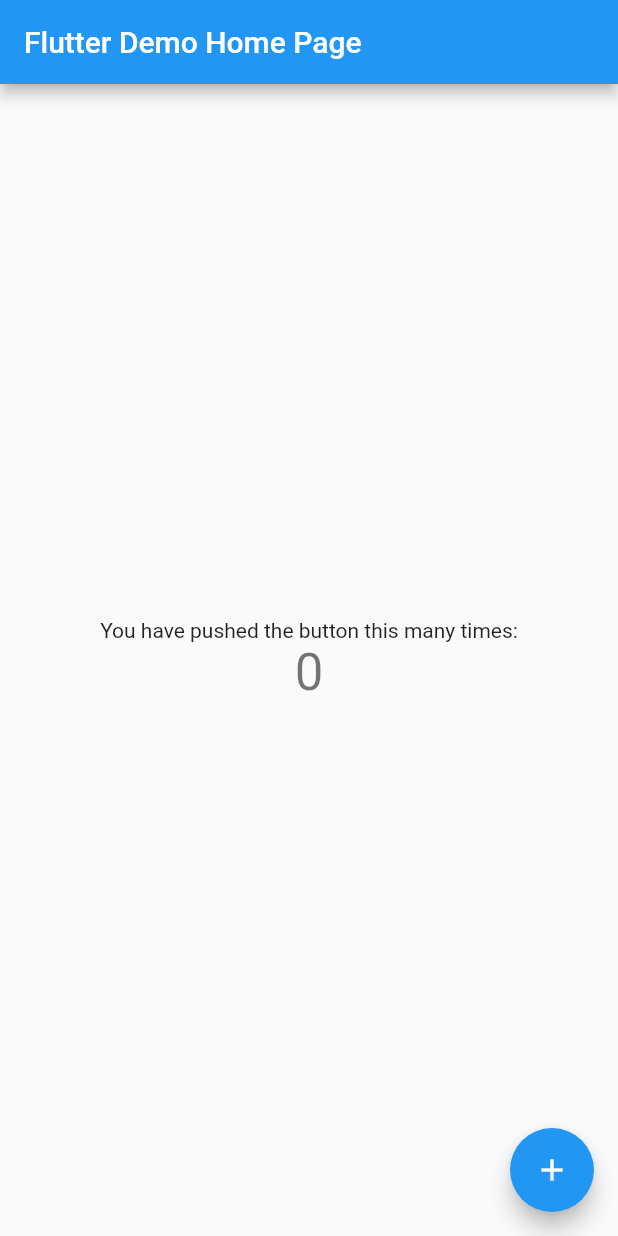
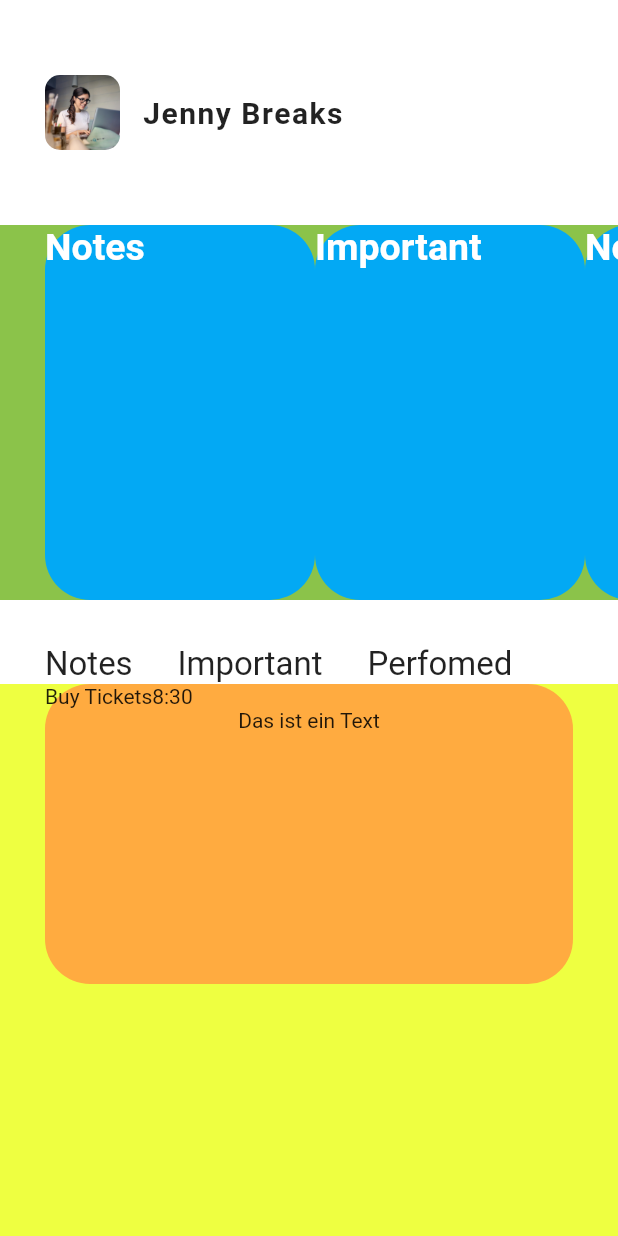
Before and after one commit to yoqedo/flutter_notes_app, a Flutter app: the screen it shows after launch, on a phone screen of 412 x 824 dp. Run offline on Flutter 3.47's test engine with Material 2 defaults, Android fonts, the phone set to English and light mode, and no system bars.

Commit message:
Create Files

```diff
--- a/notesapp/lib/main.dart
+++ b/notesapp/lib/main.dart
@@ -1,4 +1,5 @@
 import 'package:flutter/material.dart';
+import 'package:notesapp/screens/profile_section.dart';
 
 void main() => runApp(MyApp());
 
@@ -7,105 +8,9 @@ class MyApp extends StatelessWidget {
   @override
   Widget build(BuildContext context) {
     return MaterialApp(
-      title: 'Flutter Demo',
-      theme: ThemeData(
-        // This is the theme of your application.
-        //
-        // Try running your application with "flutter run". You'll see the
-        // application has a blue toolbar. Then, without quitting the app, try
-        // changing the primarySwatch below to Colors.green and then invoke
-        // "hot reload" (press "r" in the console where you ran "flutter run",
-        // or simply save your changes to "hot reload" in a Flutter IDE).
-        // Notice that the counter didn't reset back to zero; the application
-        // is not restarted.
-        primarySwatch: Colors.blue,
-      ),
-      home: MyHomePage(title: 'Flutter Demo Home Page'),
+      title: 'Flutter Notes UI',
+      debugShowCheckedModeBanner: false,
+      home: ProfileSection(),
     );
   }
 }
-
-class MyHomePage extends StatefulWidget {
-  MyHomePage({Key key, this.title}) : super(key: key);
-
-  // This widget is the home page of your application. It is stateful, meaning
-  // that it has a State object (defined below) that contains fields that affect
-  // how it looks.
-
-  // This class is the configuration for the state. It holds the values (in this
-  // case the title) provided by the parent (in this case the App widget) and
-  // used by the build method of the State. Fields in a Widget subclass are
-  // always marked "final".
-
-  final String title;
-
-  @override
-  _MyHomePageState createState() => _MyHomePageState();
-}
-
-class _MyHomePageState extends State<MyHomePage> {
-  int _counter = 0;
-
-  void _incrementCounter() {
-    setState(() {
-      // This call to setState tells the Flutter framework that something has
-      // changed in this State, which causes it to rerun the build method below
-      // so that the display can reflect the updated values. If we changed
-      // _counter without calling setState(), then the build method would not be
-      // called again, and so nothing would appear to happen.
-      _counter++;
-    });
-  }
-
-  @override
-  Widget build(BuildContext context) {
-    // This method is rerun every time setState is called, for instance as done
-    // by the _incrementCounter method above.
-    //
-    // The Flutter framework has been optimized to make rerunning build methods
-    // fast, so that you can just rebuild anything that needs updating rather
-    // than having to individually change instances of widgets.
-    return Scaffold(
-      appBar: AppBar(
-        // Here we take the value from the MyHomePage object that was created by
-        // the App.build method, and use it to set our appbar title.
-        title: Text(widget.title),
-      ),
-      body: Center(
-        // Center is a layout widget. It takes a single child and positions it
-        // in the middle of the parent.
-        child: Column(
-          // Column is also a layout widget. It takes a list of children and
-          // arranges them vertically. By default, it sizes itself to fit its
-          // children horizontally, and tries to be as tall as its parent.
-          //
-          // Invoke "debug painting" (press "p" in the console, choose the
-          // "Toggle Debug Paint" action from the Flutter Inspector in Android
-          // Studio, or the "Toggle Debug Paint" command in Visual Studio Code)
-          // to see the wireframe for each widget.
-          //
-          // Column has various properties to control how it sizes itself and
-          // how it positions its children. Here we use mainAxisAlignment to
-          // center the children vertically; the main axis here is the vertical
-          // axis because Columns are vertical (the cross axis would be
-          // horizontal).
-          mainAxisAlignment: MainAxisAlignment.center,
-          children: <Widget>[
-            Text(
-              'You have pushed the button this many times:',
-            ),
-            Text(
-              '$_counter',
-              style: Theme.of(context).textTheme.display1,
-            ),
-          ],
-        ),
-      ),
-      floatingActionButton: FloatingActionButton(
-        onPressed: _incrementCounter,
-        tooltip: 'Increment',
-        child: Icon(Icons.add),
-      ), // This trailing comma makes auto-formatting nicer for build methods.
-    );
-  }
-}
--- /dev/null
+++ b/notesapp/lib/screens/profile_section.dart
@@ -0,0 +1,87 @@
+import 'package:flutter/material.dart';
+import 'package:notesapp/widgets/categories_section.dart';
+import 'package:notesapp/widgets/view_section.dart';
+
+class ProfileSection extends StatefulWidget {
+  @override
+  _ProfileSectionState createState() => _ProfileSectionState();
+}
+
+class _ProfileSectionState extends State<ProfileSection> {
+  @override
+  Widget build(BuildContext context) {
+    return Scaffold(
+      backgroundColor: Colors.white70,
+      body: Column(
+        children: <Widget>[
+          SizedBox(height: 50.0),
+          Padding(
+            padding: EdgeInsets.symmetric(horizontal: 30.0, vertical: 0.0),
+            child: Row(
+              children: <Widget>[
+                Container(
+                  height: 50.0,
+                  width: 50.0,
+                  decoration: BoxDecoration(
+                    image: DecorationImage(
+                      image: AssetImage('assets/images/women.jpg'),
+                      fit: BoxFit.cover,
+                    ),
+                    borderRadius: BorderRadius.circular(10.0),
+                  ),
+                ),
+                SizedBox(width: 15.0),
+                Text(
+                  'Jenny Breaks',
+                  style: TextStyle(
+                    fontSize: 20.0,
+                    fontWeight: FontWeight.w600,
+                    letterSpacing: 1.0,
+                  ),
+                ),
+              ],
+            ),
+          ),
+          SizedBox(height: 50.0),
+          CategoriesSections(),
+          SizedBox(height: 30.0),
+          ViewSection(),
+          Expanded(
+            child: Container(
+              padding: EdgeInsets.only(left: 30.0, right: 30.0),
+              color: Colors.limeAccent,
+              child: ListView.builder(
+                itemCount: 1,
+                itemBuilder: (BuildContext context, int index) {
+                  return Container(
+                    height: 200.0,
+                    decoration: BoxDecoration(
+                      color: Colors.orangeAccent,
+                      borderRadius: BorderRadius.only(
+                        topLeft: Radius.circular(30.0),
+                        topRight: Radius.circular(30.0),
+                        bottomLeft: Radius.circular(30.0),
+                        bottomRight: Radius.circular(30.0),
+                      ),
+                    ),
+                    child: Column(
+                      children: <Widget>[
+                        Row(
+                          children: <Widget>[
+                            Text('Buy Tickets'),
+                            Text('8:30'),
+                          ],
+                        ),
+                        Text('Das ist ein Text'),
+                      ],
+                    ),
+                  );
+                },
+              ),
+            ),
+          ),
+        ],
+      ),
+    );
+  }
+}
--- /dev/null
+++ b/notesapp/lib/widgets/categories_section.dart
@@ -0,0 +1,49 @@
+import 'package:flutter/material.dart';
+
+class CategoriesSections extends StatefulWidget {
+  @override
+  _CategoriesSectionsState createState() => _CategoriesSectionsState();
+}
+
+class _CategoriesSectionsState extends State<CategoriesSections> {
+  final List<String> categories = ['Notes', 'Important', 'Notes', 'Notes'];
+  @override
+  Widget build(BuildContext context) {
+    return Container(
+      padding: EdgeInsets.only(left: 30.0),
+      height: 250.0,
+      color: Colors.lightGreen,
+      child: ListView.builder(
+        scrollDirection: Axis.horizontal,
+        itemCount: categories.length,
+        itemBuilder: (BuildContext context, int index) {
+          return Container(
+            decoration: BoxDecoration(
+              color: Colors.lightBlue,
+              borderRadius: BorderRadius.only(
+                topLeft: Radius.circular(30.0),
+                topRight: Radius.circular(30.0),
+                bottomLeft: Radius.circular(30.0),
+                bottomRight: Radius.circular(30.0),
+              ),
+            ),
+            width: 180.0,
+            child: Column(
+              crossAxisAlignment: CrossAxisAlignment.start,
+              children: <Widget>[
+                Text(
+                  categories[index],
+                  style: TextStyle(
+                    fontSize: 25.0,
+                    fontWeight: FontWeight.bold,
+                    color: Colors.white,
+                  ),
+                ),
+              ],
+            ),
+          );
+        },
+      ),
+    );
+  }
+}
--- /dev/null
+++ b/notesapp/lib/widgets/view_section.dart
@@ -0,0 +1,39 @@
+import 'package:flutter/material.dart';
+
+class ViewSection extends StatefulWidget {
+  @override
+  _ViewSectionState createState() => _ViewSectionState();
+}
+
+class _ViewSectionState extends State<ViewSection> {
+  @override
+  Widget build(BuildContext context) {
+    return Container(
+      padding: EdgeInsets.only(left: 30.0),
+      child: Row(
+        children: <Widget>[
+          Text(
+            'Notes',
+            style: TextStyle(
+              fontSize: 22.0,
+            ),
+          ),
+          SizedBox(width: 30.0),
+          Text(
+            'Important',
+            style: TextStyle(
+              fontSize: 22.0,
+            ),
+          ),
+          SizedBox(width: 30.0),
+          Text(
+            'Perfomed',
+            style: TextStyle(
+              fontSize: 22.0,
+            ),
+          ),
+        ],
+      ),
+    );
+  }
+}
--- a/notesapp/pubspec.yaml
+++ b/notesapp/pubspec.yaml
@@ -41,9 +41,8 @@ flutter:
   uses-material-design: true
 
   # To add assets to your application, add an assets section, like this:
-  # assets:
-  #  - images/a_dot_burr.jpeg
-  #  - images/a_dot_ham.jpeg
+  assets:
+   - assets/images/women.jpg
 
   # An image asset can refer to one or more resolution-specific "variants", see
   # https://flutter.dev/assets-and-images/#resolution-aware.
```
Also changed, not shown: notesapp/assets/images/women.jpg (added), 1 other file.
